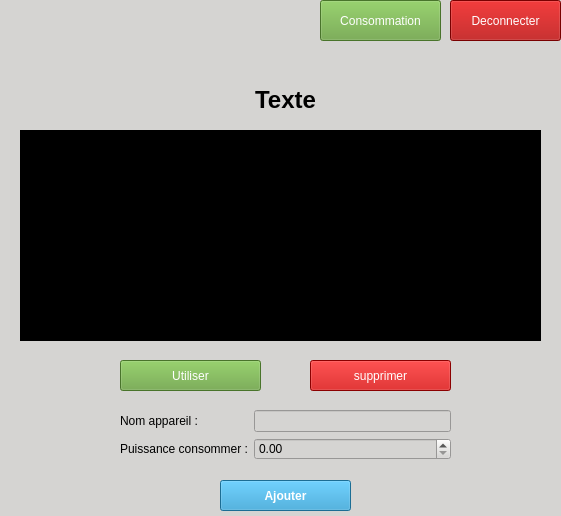
Above: app/ui/appareils/listeAppareils.ui from Valyfaliana/suiviPersoConsoElec before the change. Below: the same form after it.
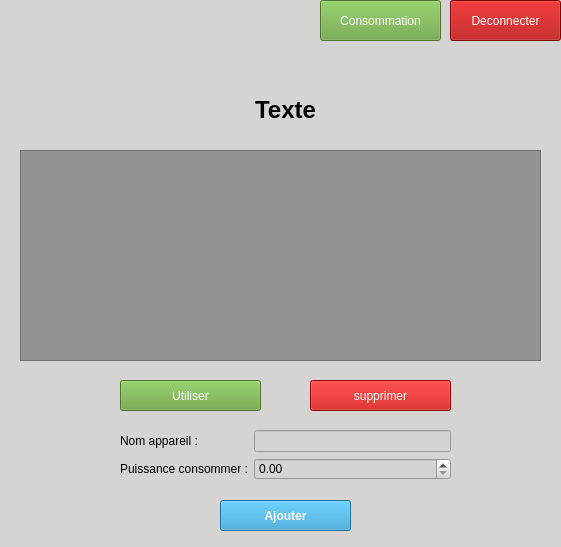
That is the form after the change. Icons and pictures are not drawn.

Commit message: [improve] ui liste appareils

Patch:
```diff
--- a/app/ui/appareils/listeAppareils.ui
+++ b/app/ui/appareils/listeAppareils.ui
@@ -7,7 +7,7 @@
     <x>0</x>
     <y>0</y>
     <width>561</width>
-    <height>516</height>
+    <height>547</height>
    </rect>
   </property>
   <property name="windowTitle">
@@ -21,20 +21,23 @@
    <property name="geometry">
     <rect>
      <x>20</x>
-     <y>130</y>
+     <y>150</y>
      <width>521</width>
      <height>211</height>
     </rect>
    </property>
    <property name="styleSheet">
-    <string notr="true">background-color: rgb(0, 0, 0);
-color: rgb(255, 255, 255);</string>
+    <string notr="true">color: rgb(0, 0, 0);
+background-color: rgb(147, 147, 145);
+
+
+</string>
    </property>
    <property name="editTriggers">
     <set>QAbstractItemView::EditTrigger::AnyKeyPressed|QAbstractItemView::EditTrigger::DoubleClicked|QAbstractItemView::EditTrigger::EditKeyPressed</set>
    </property>
    <property name="gridStyle">
-    <enum>Qt::PenStyle::DashLine</enum>
+    <enum>Qt::PenStyle::SolidLine</enum>
    </property>
    <property name="sortingEnabled">
     <bool>true</bool>
@@ -42,12 +45,24 @@
    <attribute name="horizontalHeaderCascadingSectionResizes">
     <bool>false</bool>
    </attribute>
+   <attribute name="horizontalHeaderStretchLastSection">
+    <bool>true</bool>
+   </attribute>
+   <attribute name="verticalHeaderCascadingSectionResizes">
+    <bool>false</bool>
+   </attribute>
+   <attribute name="verticalHeaderMinimumSectionSize">
+    <number>24</number>
+   </attribute>
+   <attribute name="verticalHeaderDefaultSectionSize">
+    <number>35</number>
+   </attribute>
   </widget>
   <widget class="QWidget" name="formLayoutWidget">
    <property name="geometry">
     <rect>
      <x>120</x>
-     <y>410</y>
+     <y>430</y>
      <width>331</width>
      <height>61</height>
     </rect>
@@ -110,7 +125,7 @@
    <property name="geometry">
     <rect>
      <x>310</x>
-     <y>360</y>
+     <y>380</y>
      <width>141</width>
      <height>31</height>
     </rect>
@@ -130,7 +145,7 @@
    <property name="geometry">
     <rect>
      <x>120</x>
-     <y>360</y>
+     <y>380</y>
      <width>141</width>
      <height>31</height>
     </rect>
@@ -172,7 +187,7 @@
    <property name="geometry">
     <rect>
      <x>220</x>
-     <y>480</y>
+     <y>500</y>
      <width>131</width>
      <height>31</height>
     </rect>
@@ -199,7 +214,7 @@
      <x>130</x>
      <y>80</y>
      <width>311</width>
-     <height>41</height>
+     <height>61</height>
     </rect>
    </property>
    <property name="font">
@@ -214,6 +229,9 @@
    <property name="alignment">
     <set>Qt::AlignmentFlag::AlignCenter</set>
    </property>
+   <property name="wordWrap">
+    <bool>true</bool>
+   </property>
   </widget>
   <widget class="QLabel" name="label_3">
    <property name="geometry">
```
Left out of the diff: 3 changed lines with no effect on the pictures. The commit also changes 3 other files.
